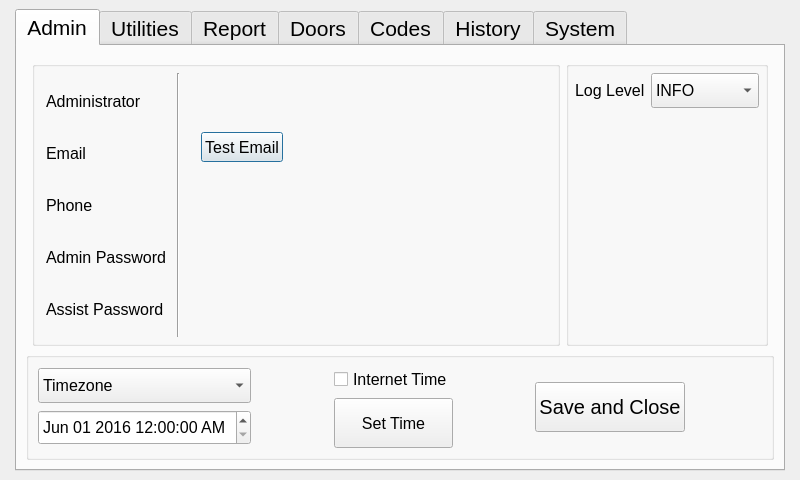
Before: the Qt Designer form Key/frmadmininfo.ui in BuzzSiler/keycodebox-key, drawn with Qt 5.
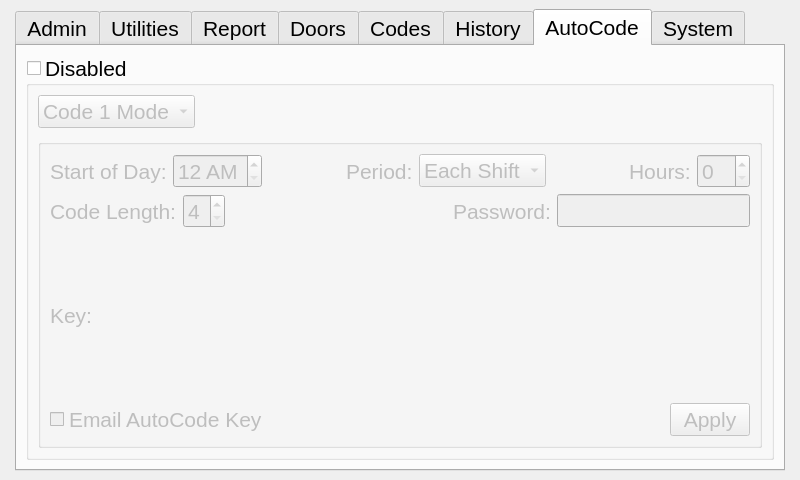
After: the same form once the commit is applied. Custom widgets are drawn as their Qt base class.

Commit message: initial form change for autocode

What changed in the file:
```diff
--- a/Key/frmadmininfo.ui
+++ b/Key/frmadmininfo.ui
@@ -88,7 +88,7 @@
       <enum>QTabWidget::Rounded</enum>
      </property>
      <property name="currentIndex">
-      <number>0</number>
+      <number>6</number>
      </property>
      <widget class="QWidget" name="tabAdministrator">
       <attribute name="title">
@@ -2030,6 +2030,309 @@
        </item>
       </layout>
      </widget>
+     <widget class="QWidget" name="tabAutoCode">
+      <attribute name="title">
+       <string>AutoCode</string>
+      </attribute>
+      <layout class="QHBoxLayout" name="horizontalLayout_23">
+       <item>
+        <widget class="QGroupBox" name="gbAutoCodeEnableDisable">
+         <property name="title">
+          <string>Disabled</string>
+         </property>
+         <property name="checkable">
+          <bool>true</bool>
+         </property>
+         <property name="checked">
+          <bool>false</bool>
+         </property>
+         <layout class="QHBoxLayout" name="horizontalLayout_27">
+          <item>
+           <layout class="QVBoxLayout" name="verticalLayout_21">
+            <item>
+             <layout class="QHBoxLayout" name="horizontalLayout_22">
+              <item>
+               <widget class="QComboBox" name="cbAutoCodeMode">
+                <property name="enabled">
+                 <bool>false</bool>
+                </property>
+                <item>
+                 <property name="text">
+                  <string>Code 1 Mode</string>
+                 </property>
+                </item>
+                <item>
+                 <property name="text">
+                  <string>Code 2 Mode</string>
+                 </property>
+                </item>
+               </widget>
+              </item>
+              <item>
+               <spacer name="horizontalSpacer_12">
+                <property name="orientation">
+                 <enum>Qt::Horizontal</enum>
+                </property>
+                <property name="sizeHint" stdset="0">
+                 <size>
+                  <width>40</width>
+                  <height>20</height>
+                 </size>
+                </property>
+               </spacer>
+              </item>
+             </layout>
+            </item>
+            <item>
+             <spacer name="verticalSpacer_3">
+              <property name="orientation">
+               <enum>Qt::Vertical</enum>
+              </property>
+              <property name="sizeType">
+               <enum>QSizePolicy::Maximum</enum>
+              </property>
+              <property name="sizeHint" stdset="0">
+               <size>
+                <width>20</width>
+                <height>5</height>
+               </size>
+              </property>
+             </spacer>
+            </item>
+            <item>
+             <widget class="QGroupBox" name="groupBox">
+              <property name="title">
+               <string/>
+              </property>
+              <layout class="QHBoxLayout" name="horizontalLayout_26">
+               <item>
+                <layout class="QVBoxLayout" name="verticalLayout_20">
+                 <item>
+                  <layout class="QHBoxLayout" name="horizontalLayout_18">
+                   <item>
+                    <layout class="QHBoxLayout" name="horizontalLayout_17">
+                     <item>
+                      <widget class="QLabel" name="label_2">
+                       <property name="text">
+                        <string>Start of Day:</string>
+                       </property>
+                      </widget>
+                     </item>
+                     <item>
+                      <widget class="QTimeEdit" name="timeEdit">
+                       <property name="displayFormat">
+                        <string>h AP</string>
+                       </property>
+                      </widget>
+                     </item>
+                    </layout>
+                   </item>
+                   <item>
+                    <spacer name="horizontalSpacer_8">
+                     <property name="orientation">
+                      <enum>Qt::Horizontal</enum>
+                     </property>
+                     <property name="sizeHint" stdset="0">
+                      <size>
+                       <width>10</width>
+                       <height>20</height>
+                      </size>
+                     </property>
+                    </spacer>
+                   </item>
+                   <item>
+                    <layout class="QHBoxLayout" name="horizontalLayout_16">
+                     <item>
+                      <widget class="QLabel" name="label_3">
+                       <property name="text">
+                        <string>Period:</string>
+                       </property>
+                      </widget>
+                     </item>
+                     <item>
+                      <widget class="QComboBox" name="comboBox">
+                       <item>
+                        <property name="text">
+                         <string>Each Shift</string>
+                        </property>
+                       </item>
+                       <item>
+                        <property name="text">
+                         <string>Daily</string>
+                        </property>
+                       </item>
+                       <item>
+                        <property name="text">
+                         <string>Weekly</string>
+                        </property>
+                       </item>
+                       <item>
+                        <property name="text">
+                         <string>Monthly</string>
+                        </property>
+                       </item>
+                       <item>
+                        <property name="text">
+                         <string>Annually</string>
+                        </property>
+                       </item>
+                       <item>
+                        <property name="text">
+                         <string/>
+                        </property>
+                       </item>
+                      </widget>
+                     </item>
+                    </layout>
+                   </item>
+                   <item>
+                    <spacer name="horizontalSpacer_9">
+                     <property name="orientation">
+                      <enum>Qt::Horizontal</enum>
+                     </property>
+                     <property name="sizeHint" stdset="0">
+                      <size>
+                       <width>10</width>
+                       <height>20</height>
+                      </size>
+                     </property>
+                    </spacer>
+                   </item>
+                   <item>
+                    <layout class="QHBoxLayout" name="horizontalLayout_15">
+                     <item>
+                      <widget class="QLabel" name="label_4">
+                       <property name="text">
+                        <string>Hours:</string>
+                       </property>
+                      </widget>
+                     </item>
+                     <item>
+                      <widget class="QSpinBox" name="spinBox"/>
+                     </item>
+                    </layout>
+                   </item>
+                  </layout>
+                 </item>
+                 <item>
+                  <layout class="QHBoxLayout" name="horizontalLayout_21">
+                   <item>
+                    <layout class="QHBoxLayout" name="horizontalLayout_19">
+                     <item>
+                      <widget class="QLabel" name="label_6">
+                       <property name="text">
+                        <string>Code Length:</string>
+                       </property>
+                      </widget>
+                     </item>
+                     <item>
+                      <widget class="QSpinBox" name="spinBox_2">
+                       <property name="minimum">
+                        <number>4</number>
+                       </property>
+                       <property name="maximum">
+                        <number>7</number>
+                       </property>
+                      </widget>
+                     </item>
+                    </layout>
+                   </item>
+                   <item>
+                    <spacer name="horizontalSpacer_10">
+                     <property name="orientation">
+                      <enum>Qt::Horizontal</enum>
+                     </property>
+                     <property name="sizeHint" stdset="0">
+                      <size>
+                       <width>10</width>
+                       <height>20</height>
+                      </size>
+                     </property>
+                    </spacer>
+                   </item>
+                   <item>
+                    <layout class="QHBoxLayout" name="horizontalLayout_20">
+                     <item>
+                      <widget class="QLabel" name="label_5">
+                       <property name="text">
+                        <string>Password:</string>
+                       </property>
+                      </widget>
+                     </item>
+                     <item>
+                      <widget class="QLineEdit" name="lineEdit"/>
+                     </item>
+                    </layout>
+                   </item>
+                  </layout>
+                 </item>
+                 <item>
+                  <layout class="QHBoxLayout" name="horizontalLayout_24">
+                   <item>
+                    <widget class="QLabel" name="label_7">
+                     <property name="maximumSize">
+                      <size>
+                       <width>50</width>
+                       <height>16777215</height>
+                      </size>
+                     </property>
+                     <property name="text">
+                      <string>Key:</string>
+                     </property>
+                    </widget>
+                   </item>
+                   <item>
+                    <widget class="QLabel" name="label_8">
+                     <property name="text">
+                      <string>&lt;AutoCode Generation Key&gt;</string>
+                     </property>
+                    </widget>
+                   </item>
+                  </layout>
+                 </item>
+                 <item>
+                  <layout class="QHBoxLayout" name="horizontalLayout_25">
+                   <item>
+                    <widget class="QCheckBox" name="checkBox">
+                     <property name="text">
+                      <string>Email AutoCode Key</string>
+                     </property>
+                    </widget>
+                   </item>
+                   <item>
+                    <spacer name="horizontalSpacer_11">
+                     <property name="orientation">
+                      <enum>Qt::Horizontal</enum>
+                     </property>
+                     <property name="sizeHint" stdset="0">
+                      <size>
+                       <width>40</width>
+                       <height>20</height>
+                      </size>
+                     </property>
+                    </spacer>
+                   </item>
+                   <item>
+                    <widget class="QPushButton" name="pushButton">
+                     <property name="text">
+                      <string>Apply</string>
+                     </property>
+                    </widget>
+                   </item>
+                  </layout>
+                 </item>
+                </layout>
+               </item>
+              </layout>
+             </widget>
+            </item>
+           </layout>
+          </item>
+         </layout>
+        </widget>
+       </item>
+      </layout>
+     </widget>
      <widget class="QWidget" name="tabSystem">
       <attribute name="title">
        <string>System</string>
```
The commit also changes 2 other files.
